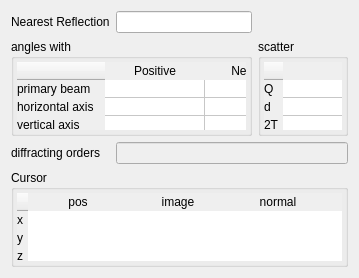
Qt form ui/mouseinfodisplay.ui (jonasstein/clip) before a commit.
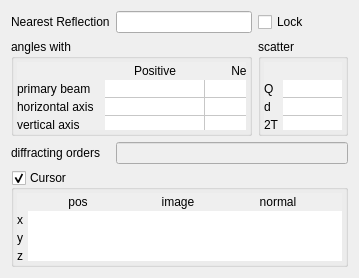
The same form after that commit. Icons and pictures are not drawn. Custom widgets are drawn as their Qt base class.

What changed in the file:
```diff
--- a/ui/mouseinfodisplay.ui
+++ b/ui/mouseinfodisplay.ui
@@ -80,7 +80,8 @@
          </sizepolicy>
         </property>
         <property name="styleSheet">
-         <string notr="true">QHeaderView::Section { border-style: plain; border-color: black; border-width: 0px }</string>
+         <string notr="true">QHeaderView::Section { border-style: none; border-color: black; border-width: 0px }
+QTableCornerButton::section { border-width: 0px; border-style: none; border-color: black }</string>
         </property>
         <property name="frameShape">
          <enum>QFrame::NoFrame</enum>
@@ -217,7 +218,8 @@
          </sizepolicy>
         </property>
         <property name="styleSheet">
-         <string notr="true">QHeaderView::Section { border-style: plain; border-color: black; border-width: 0px }</string>
+         <string notr="true">QHeaderView::Section { border-style: none; border-color: black; border-width: 0px }
+QTableCornerButton::section { border-width: 0px; border-style: none; border-color: black }</string>
         </property>
         <property name="frameShape">
          <enum>QFrame::NoFrame</enum>
@@ -323,6 +325,15 @@
      <property name="title">
       <string>Cursor</string>
      </property>
+     <property name="flat">
+      <bool>false</bool>
+     </property>
+     <property name="checkable">
+      <bool>true</bool>
+     </property>
+     <property name="checked">
+      <bool>true</bool>
+     </property>
      <layout class="QGridLayout" name="gridLayout_3">
       <property name="margin">
        <number>3</number>
@@ -342,7 +353,8 @@
          </sizepolicy>
         </property>
         <property name="styleSheet">
-         <string notr="true">QHeaderView::Section { border-style: plain; border-color: black; border-width: 0px }</string>
+         <string notr="true">QHeaderView::Section { border-style: none; border-color: black; border-width: 0px }
+QTableCornerButton::section { border-width: 0px; border-style: none; border-color: black }</string>
         </property>
         <property name="frameShape">
          <enum>QFrame::NoFrame</enum>
@@ -411,7 +423,7 @@
         </column>
         <item row="0" column="0">
          <property name="text">
-          <string> </string>
+          <string/>
          </property>
          <property name="textAlignment">
           <set>AlignRight|AlignVCenter</set>
@@ -419,7 +431,7 @@
         </item>
         <item row="0" column="1">
          <property name="text">
-          <string> </string>
+          <string/>
          </property>
          <property name="textAlignment">
           <set>AlignRight|AlignVCenter</set>
@@ -427,7 +439,7 @@
         </item>
         <item row="0" column="2">
          <property name="text">
-          <string> </string>
+          <string/>
          </property>
          <property name="textAlignment">
           <set>AlignRight|AlignVCenter</set>
@@ -435,7 +447,7 @@
         </item>
         <item row="0" column="3">
          <property name="text">
-          <string> </string>
+          <string/>
          </property>
          <property name="textAlignment">
           <set>AlignRight|AlignVCenter</set>
@@ -443,7 +455,7 @@
         </item>
         <item row="1" column="0">
          <property name="text">
-          <string> </string>
+          <string/>
          </property>
          <property name="textAlignment">
           <set>AlignRight|AlignVCenter</set>
@@ -451,7 +463,7 @@
         </item>
         <item row="1" column="1">
          <property name="text">
-          <string> </string>
+          <string/>
          </property>
          <property name="textAlignment">
           <set>AlignRight|AlignVCenter</set>
@@ -459,7 +471,7 @@
         </item>
         <item row="1" column="2">
          <property name="text">
-          <string> </string>
+          <string/>
          </property>
          <property name="textAlignment">
           <set>AlignRight|AlignVCenter</set>
@@ -467,7 +479,7 @@
         </item>
         <item row="1" column="3">
          <property name="text">
-          <string> </string>
+          <string/>
          </property>
          <property name="textAlignment">
           <set>AlignRight|AlignVCenter</set>
@@ -475,7 +487,7 @@
         </item>
         <item row="2" column="0">
          <property name="text">
-          <string> </string>
+          <string/>
          </property>
          <property name="background">
           <brush brushstyle="NoBrush">
@@ -492,7 +504,7 @@
         </item>
         <item row="2" column="2">
          <property name="text">
-          <string> </string>
+          <string/>
          </property>
          <property name="textAlignment">
           <set>AlignRight|AlignVCenter</set>
@@ -500,7 +512,7 @@
         </item>
         <item row="2" column="3">
          <property name="text">
-          <string> </string>
+          <string/>
          </property>
          <property name="textAlignment">
           <set>AlignRight|AlignVCenter</set>
@@ -511,6 +523,13 @@
      </layout>
     </widget>
    </item>
+   <item row="1" column="2">
+    <widget class="QCheckBox" name="lockReflection">
+     <property name="text">
+      <string>Lock</string>
+     </property>
+    </widget>
+   </item>
   </layout>
  </widget>
  <customwidgets>
```
Left out of the diff: 2 changed lines with no effect on the pictures.
